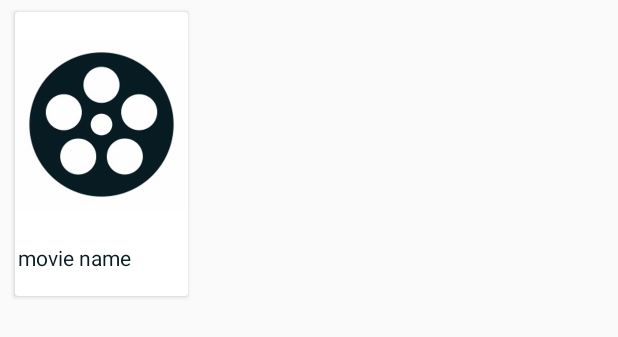
After one commit to andrewsafwatsamuel/MoviesApp, an Android app: the layout grid_item.xml on its own in the app's theme, with its tools: preview values and no code run, on a phone screen of 412 x 824 dp. The commit adds this screen. Shown: the top 337 px of the screen. Run offline under Robolectric (Android 15) with nearby library versions, the phone set to English and light mode, and no system bars.

Commit message:
finished ui work

```diff
--- a/app/src/main/java/com/example/moviesapp/PresentationLogic.kt
+++ b/app/src/main/java/com/example/moviesapp/PresentationLogic.kt
@@ -10,8 +10,8 @@ const val BASE_POSTER_URL = "http://image.tmdb.org/t/p/"
 const val POSTER_SIZE = "w185"
 const val BACK_DRAW_SIZE = "w500"
 
-fun drawPhoto(size: String, url: String, view: ImageView) = url
-    .takeUnless { it.isBlank() }
+fun drawPhoto(size: String, url: String?, view: ImageView) = url
+    .takeUnless { it.isNullOrBlank() }
     ?.also { Glide.with(view).load("$BASE_POSTER_URL$size$it").into(view) }
 
 fun checkConnectivity(activity: Activity): Boolean =
--- a/app/src/main/java/com/example/moviesapp/features/popularMovies/PopularMovies.kt
+++ b/app/src/main/java/com/example/moviesapp/features/popularMovies/PopularMovies.kt
@@ -5,6 +5,7 @@ import android.os.Bundle
 import androidx.appcompat.app.AppCompatActivity
 import androidx.lifecycle.Observer
 import androidx.lifecycle.ViewModelProviders
+import androidx.recyclerview.widget.GridLayoutManager
 import androidx.recyclerview.widget.LinearLayoutManager
 import androidx.recyclerview.widget.RecyclerView
 import com.example.moviesapp.R
@@ -31,9 +32,9 @@ class PopularMovies : AppCompatActivity() {
 
         viewModel.getPopularMovies(fragment.onConnectivityCheck())
 
-        val layoutManager = LinearLayoutManager(this)
+        val layoutManager = GridLayoutManager(this,3)
 
-        val adapter = AdapterFactory(viewModel.movies).create(LIST_MOVIE_ADAPTER)
+        val adapter = AdapterFactory(viewModel.movies).create(GRID_MOVIE_ADAPTER)
 
         val scrollListener =
             PaginationScrollListener(viewModel.parameters, this, layoutManager) {
--- a/app/src/main/java/com/example/moviesapp/subFeatures/movies/MoviesFragment.kt
+++ b/app/src/main/java/com/example/moviesapp/subFeatures/movies/MoviesFragment.kt
@@ -41,7 +41,6 @@ class MoviesFragment : Fragment() {
             .subscribeOn(AndroidSchedulers.mainThread())
             .subscribe { startDetailsScreen(it) }
             .also { disposables.addAll() }
-
         activity?.registerReceiver(resultsReceiver, IntentFilter(ACTION_OPEN_DETAILS_SCREEN))
     }
 
--- a/app/src/main/res/layout/activity_popular_movies.xml
+++ b/app/src/main/res/layout/activity_popular_movies.xml
@@ -19,7 +19,7 @@
             app:layout_constraintEnd_toEndOf="parent" app:layout_constraintStart_toStartOf="parent"
             app:layout_constraintTop_toTopOf="parent"
             app:layout_constraintBottom_toBottomOf="parent" app:layout_constraintVertical_bias="0.0"
-            android:id="@+id/linearLayout">
+            android:id="@+id/linearLayout" tools:ignore="RtlSymmetry">
         <ImageView
                 android:id="@+id/first_item_button"
                 android:layout_width="0dp"
--- a/app/src/main/res/layout/fragment_movies.xml
+++ b/app/src/main/res/layout/fragment_movies.xml
@@ -14,9 +14,7 @@
             app:layout_constraintStart_toStartOf="parent"
             app:layout_constraintBottom_toBottomOf="parent"
             android:layout_marginBottom="5dp"
-            android:layout_marginStart="8dp"
-            android:layout_marginEnd="8dp"
-    />
+            android:layout_marginEnd="8dp" android:layout_marginStart="8dp"/>
 
     <TextView
             android:id="@+id/empty_movies_text_view"
--- /dev/null
+++ b/app/src/main/res/layout/grid_item.xml
@@ -0,0 +1,44 @@
+<?xml version="1.0" encoding="utf-8"?>
+<androidx.cardview.widget.CardView
+        xmlns:android="http://schemas.android.com/apk/res/android"
+        xmlns:app="http://schemas.android.com/apk/res-auto"
+        xmlns:tools="http://schemas.android.com/tools"
+        android:id="@+id/grid_item"
+        android:layout_marginStart="10dp"
+        android:layout_marginTop="8dp"
+        android:layout_width="wrap_content"
+        android:layout_height="wrap_content">
+    <androidx.constraintlayout.widget.ConstraintLayout
+            android:layout_height="match_parent"
+            android:layout_width="match_parent">
+
+        <ImageView
+                android:id="@+id/grid_movie_boaster"
+                android:layout_width="wrap_content"
+                android:layout_height="0dp"
+                android:src="@drawable/movie_roll"
+                android:contentDescription="@string/poster"
+                android:scaleType="fitCenter"
+                android:visibility="visible"
+                app:layout_constraintTop_toTopOf="parent"
+                app:layout_constraintBottom_toTopOf="@+id/guideline7" app:layout_constraintEnd_toEndOf="parent"
+                app:layout_constraintStart_toStartOf="parent"/>
+        <TextView
+                android:id="@+id/grid_movie_name"
+                tools:text="movie name"
+                android:textColor="@color/tdmb_secondary_color"
+                android:layout_width="0dp"
+                android:layout_height="wrap_content"
+                android:lines="2"
+                android:visibility="visible" app:layout_constraintEnd_toEndOf="parent"
+                app:layout_constraintStart_toStartOf="parent"
+                android:layout_marginTop="4dp"
+                app:layout_constraintTop_toBottomOf="@+id/grid_movie_boaster"
+                app:layout_constraintBottom_toBottomOf="parent" android:layout_marginStart="2dp"/>
+        <androidx.constraintlayout.widget.Guideline
+                android:orientation="horizontal"
+                android:layout_width="wrap_content"
+                android:layout_height="wrap_content" app:layout_constraintGuide_begin="150dp"
+                android:id="@+id/guideline7"/>
+    </androidx.constraintlayout.widget.ConstraintLayout>
+</androidx.cardview.widget.CardView>
--- a/app/src/main/res/layout/movie_item.xml
+++ b/app/src/main/res/layout/movie_item.xml
@@ -9,7 +9,6 @@
         android:layout_margin="8dp"
         android:id="@+id/movie_card_view">
     <androidx.constraintlayout.widget.ConstraintLayout
-            android:orientation="vertical"
             android:layout_width="match_parent"
             android:padding="2dp"
             android:layout_height="wrap_content">
--- a/app/src/main/res/values/colors.xml
+++ b/app/src/main/res/values/colors.xml
@@ -8,8 +8,8 @@
     <color name="dark_gray">#808080</color>
     <color name="off_white">#ececec</color>
     <color name="tdmb_secondary_color">#081c24</color>
-    <color name="tdmb_primary_color">#01d277</color>
-    <color name="transparent_tdmb_secondary_color">#66081c24</color>
+    <color name="tdmb_primary_color">#01D277</color>
+    <color name="transparent_tdmb_secondary_color">#66081C24</color>
     <color name="white">#FFFFFF</color>
 
 </resources>
--- /dev/null
+++ b/app/src/main/res/values/dimens.xml
@@ -0,0 +1,4 @@
+<?xml version="1.0" encoding="utf-8"?>
+<resources>
+    <dimen name="decoration">8</dimen>
+</resources>
--- a/app/src/main/res/values/strings.xml
+++ b/app/src/main/res/values/strings.xml
@@ -1,6 +1,6 @@
 <resources>
     <string name="app_name">MoviesApp</string>
-    <string name="search_movie">Search Movie</string>
+    <string name="search_movie">Search</string>
     <string name="more_info">More info</string>
     <string name="splash_screen_text">Find the movie you want</string>
     <string name="search">search</string>
```
Also changed, not shown: app/src/main/java/com/example/moviesapp/subFeatures/movies/MovieAdapter.kt (+15 -13 lines).
